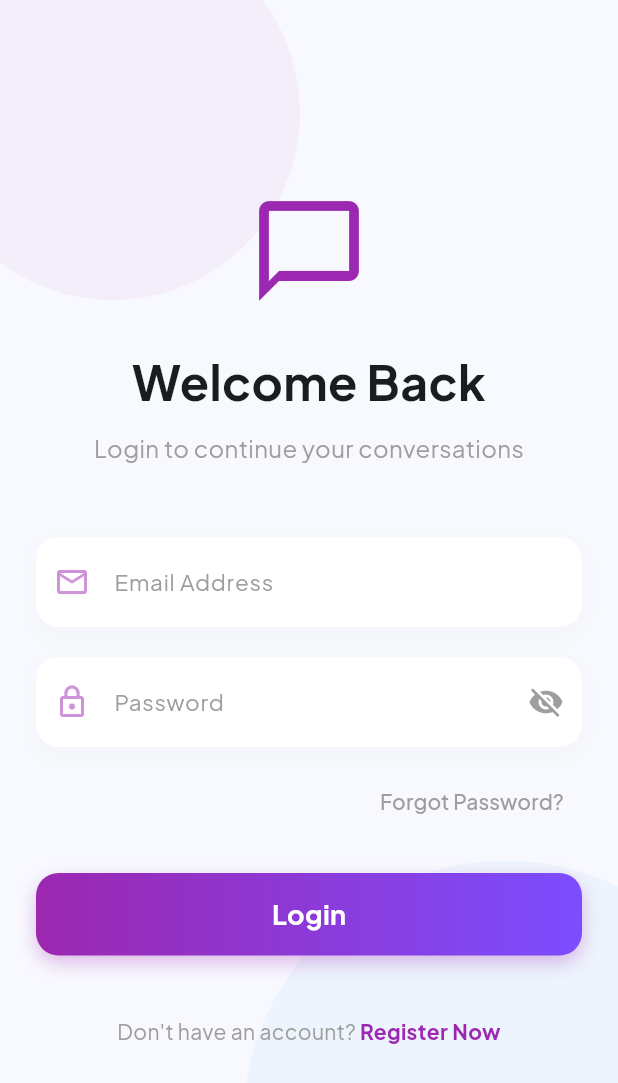
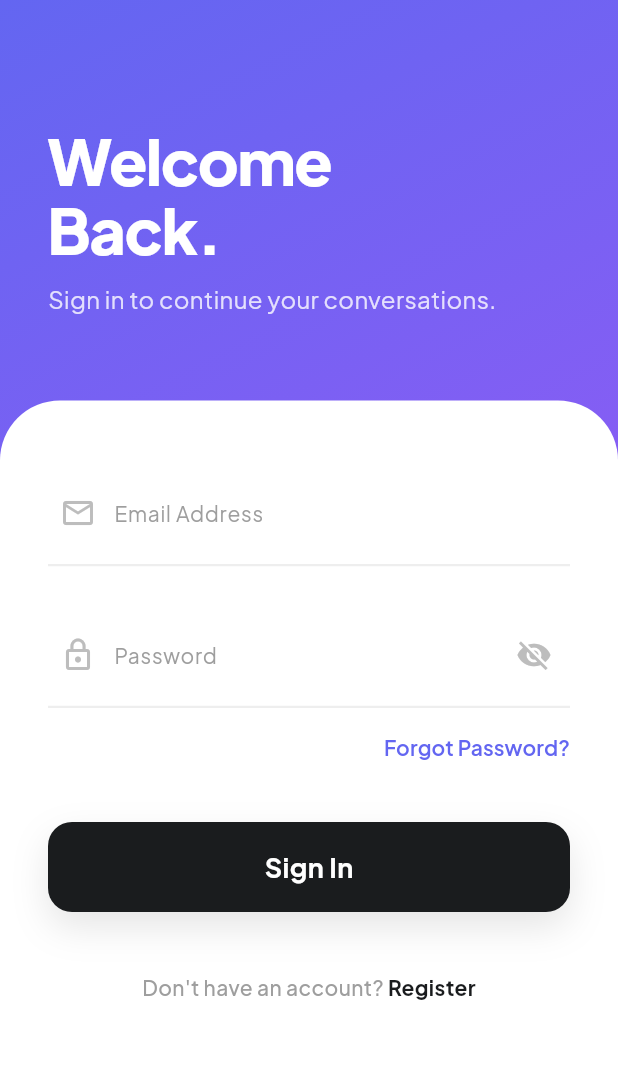
Before and after one commit to jithinc29/agora-firebase-riverpod-calling-system, a Flutter app: the screen it shows after launch, on a phone screen of 412 x 824 dp. Shown: the top 1083 px of the screen. Run offline on Flutter 3.47's test engine with Material 3 defaults, Android fonts, the light colour scheme and no system bars; our stand-ins replace cached_network_image, cloud_firestore, cloud_functions, firebase_auth, firebase_core, firebase_messaging and 10 more; missing offline and left inert: agora_rtc_engine, flutter_callkit_incoming, pro_image_editor, video_compress; accounts and stored records are empty; generated files the repository leaves out were written again.

```diff
--- a/lib/features/auth/screens/login_screen.dart
+++ b/lib/features/auth/screens/login_screen.dart
@@ -1,3 +1,4 @@
+import 'dart:ui';
 import 'package:flutter/material.dart';
 import 'package:flutter_riverpod/flutter_riverpod.dart';
 import '../controllers/auth_controller.dart';
@@ -54,74 +55,70 @@ class _LoginScreenState extends ConsumerState<LoginScreen> {
     });
 
     return Scaffold(
-      backgroundColor: const Color(0xFFF8F9FE),
-      body: Stack(
-        children: [
-          // Background accents
-          Positioned(
-            top: -50,
-            left: -50,
-            child: Container(
-              width: 250,
-              height: 250,
-              decoration: BoxDecoration(
-                color: Colors.purple.withOpacity(0.05),
-                shape: BoxShape.circle,
+      body: Container(
+        decoration: const BoxDecoration(
+          gradient: LinearGradient(
+            begin: Alignment.topLeft,
+            end: Alignment.bottomRight,
+            colors: [Color(0xFF6366F1), Color(0xFFA855F7)], // Indigo to Purple
           ),
         ),
-          ),
-          Positioned(
-            bottom: -100,
-            right: -100,
-            child: Container(
-              width: 350,
-              height: 350,
-              decoration: BoxDecoration(
-                color: Colors.blue.withOpacity(0.05),
-                shape: BoxShape.circle,
+        child: SafeArea(
+          bottom: false,
+          child: Column(
+            crossAxisAlignment: CrossAxisAlignment.start,
+            children: [
+              // Top Header Section
+              Padding(
+                padding: const EdgeInsets.symmetric(horizontal: 32.0, vertical: 40.0),
+                child: Column(
+                  crossAxisAlignment: CrossAxisAlignment.start,
+                  children: [
+                    const SizedBox(height: 12),
+                    const SizedBox(height: 32),
+                    const Text(
+                      'Welcome\nBack.',
+                      style: TextStyle(
+                        color: Colors.white,
+                        fontSize: 42,
+                        height: 1.1,
+                        letterSpacing: -1,
+                        fontWeight: FontWeight.w800,
                       ),
                     ),
-          ),
-          Center(
-            child: SingleChildScrollView(
-              padding: const EdgeInsets.all(24.0),
-              child: Column(
-                mainAxisAlignment: MainAxisAlignment.center,
-                crossAxisAlignment: CrossAxisAlignment.stretch,
-                children: [
-                  const Icon(
-                    Icons.chat_bubble_outline,
-                    size: 80,
-                    color: Colors.purple,
-                  ),
-                  const SizedBox(height: 24),
-                  const Text(
-                    'Welcome Back',
-                    textAlign: TextAlign.center,
+                    const SizedBox(height: 12),
+                    Text(
+                      'Sign in to continue your conversations.',
                       style: TextStyle(
-                      color: Color(0xFF1A1C1E),
-                      fontSize: 32,
-                      fontWeight: FontWeight.bold,
-                    ),
-                  ),
-                  const SizedBox(height: 10),
-                  const Text(
-                    'Login to continue your conversations',
-                    textAlign: TextAlign.center,
-                    style: TextStyle(
-                      color: Colors.grey,
+                        color: Colors.white.withOpacity(0.8),
                         fontSize: 16,
                       ),
                     ),
-                  const SizedBox(height: 48),
+                  ],
+                ),
+              ),
 
+              const SizedBox(height: 16),
+
+              // Bottom White Card Section
+              Expanded(
+                child: Container(
+                  width: double.infinity,
+                  decoration: const BoxDecoration(
+                    color: Colors.white,
+                    borderRadius: BorderRadius.vertical(top: Radius.circular(40)),
+                  ),
+                  child: SingleChildScrollView(
+                    padding: const EdgeInsets.fromLTRB(32, 40, 32, 40),
+                    child: Column(
+                      crossAxisAlignment: CrossAxisAlignment.stretch,
+                  children: [
                     _buildTextField(
                       controller: _emailController,
                       hintText: 'Email Address',
                       icon: Icons.email_outlined,
                     ),
-                  const SizedBox(height: 20),
-
+                    const SizedBox(height: 24),
                     _buildTextField(
                       controller: _passwordController,
                       hintText: 'Password',
@@ -134,43 +131,44 @@ class _LoginScreenState extends ConsumerState<LoginScreen> {
                         });
                       },
                     ),
-
-                  const SizedBox(height: 12),
+                    const SizedBox(height: 16),
                     Align(
                       alignment: Alignment.centerRight,
                       child: TextButton(
                         onPressed: () {}, // Future: Forgot Password
+                        style: TextButton.styleFrom(
+                          padding: EdgeInsets.zero,
+                          minimumSize: Size.zero,
+                          tapTargetSize: MaterialTapTargetSize.shrinkWrap,
+                        ),
                         child: const Text(
                           'Forgot Password?',
-                        style: TextStyle(color: Colors.grey),
+                          style: TextStyle(color: Color(0xFF6366F1), fontWeight: FontWeight.w600),
                         ),
                       ),
                     ),
-
-                  const SizedBox(height: 24),
+                    const SizedBox(height: 40),
 
                     GestureDetector(
                       onTap: authState.isLoading ? null : _login,
                       child: Container(
-                      height: 55,
+                        height: 60,
                         decoration: BoxDecoration(
-                        gradient: const LinearGradient(
-                          colors: [Colors.purple, Colors.deepPurpleAccent],
-                        ),
-                        borderRadius: BorderRadius.circular(15),
+                          color: const Color(0xFF1A1C1E),
+                          borderRadius: BorderRadius.circular(16),
                           boxShadow: [
                             BoxShadow(
-                            color: Colors.purple.withOpacity(0.3),
-                            blurRadius: 10,
-                            offset: const Offset(0, 5),
+                              color: Colors.black.withOpacity(0.1),
+                              blurRadius: 20,
+                              offset: const Offset(0, 10),
                             ),
                           ],
                         ),
                         child: Center(
                           child: authState.isLoading
-                            ? const CircularProgressIndicator(color: Colors.white)
+                              ? const SizedBox(height: 24, width: 24, child: CircularProgressIndicator(color: Colors.white, strokeWidth: 2))
                               : const Text(
-                                'Login',
+                                  'Sign In',
                                   style: TextStyle(
                                     color: Colors.white,
                                     fontSize: 18,
@@ -188,7 +186,7 @@ class _LoginScreenState extends ConsumerState<LoginScreen> {
                       children: [
                         const Text(
                           "Don't have an account? ",
-                        style: TextStyle(color: Colors.grey),
+                          style: TextStyle(color: Colors.grey, fontWeight: FontWeight.w500),
                         ),
                         GestureDetector(
                           onTap: () {
@@ -198,9 +196,9 @@ class _LoginScreenState extends ConsumerState<LoginScreen> {
                             );
                           },
                           child: const Text(
-                          'Register Now',
+                            'Register',
                             style: TextStyle(
-                            color: Colors.purple,
+                              color: Color(0xFF1A1C1E),
                               fontWeight: FontWeight.bold,
                             ),
                           ),
@@ -211,7 +209,10 @@ class _LoginScreenState extends ConsumerState<LoginScreen> {
                 ),
               ),
               ),
+              ),
             ],
+          ),
+        ),
       ),
     );
   }
@@ -224,41 +225,32 @@ class _LoginScreenState extends ConsumerState<LoginScreen> {
     bool isPasswordVisible = false,
     VoidCallback? onToggleVisibility,
   }) {
-    return Container(
-      decoration: BoxDecoration(
-        color: Colors.white,
-        borderRadius: BorderRadius.circular(15),
-        boxShadow: [
-          BoxShadow(
-            color: Colors.black.withOpacity(0.02),
-            blurRadius: 10,
-            offset: const Offset(0, 5),
-          ),
-        ],
-      ),
-      child: TextField(
+    return TextField(
       controller: controller,
       obscureText: isPassword && !isPasswordVisible,
-        style: const TextStyle(color: Color(0xFF1A1C1E)),
+      style: const TextStyle(color: Color(0xFF1A1C1E), fontSize: 16, fontWeight: FontWeight.w500),
       decoration: InputDecoration(
-          hintText: hintText,
-          hintStyle: const TextStyle(color: Colors.grey, fontSize: 15),
-          prefixIcon: Icon(icon, color: Colors.purple.shade200),
+        labelText: hintText,
+        labelStyle: const TextStyle(color: Colors.grey, fontSize: 14),
+        floatingLabelStyle: const TextStyle(color: Color(0xFF6366F1), fontWeight: FontWeight.bold),
+        prefixIcon: Icon(icon, color: Colors.grey.shade400),
+        prefixIconConstraints: const BoxConstraints(minWidth: 40),
         suffixIcon: isPassword
             ? IconButton(
                 icon: Icon(
                   isPasswordVisible ? Icons.visibility : Icons.visibility_off,
-                    color: Colors.grey,
+                  color: Colors.grey.shade400,
                 ),
                 onPressed: onToggleVisibility,
               )
             : null,
-          border: OutlineInputBorder(
-            borderRadius: BorderRadius.circular(15),
-            borderSide: BorderSide.none,
+        enabledBorder: UnderlineInputBorder(
+          borderSide: BorderSide(color: Colors.grey.shade200, width: 1.5),
         ),
-          contentPadding: const EdgeInsets.symmetric(horizontal: 20, vertical: 18),
+        focusedBorder: const UnderlineInputBorder(
+          borderSide: BorderSide(color: Color(0xFF6366F1), width: 2),
         ),
+        contentPadding: const EdgeInsets.symmetric(vertical: 16),
       ),
     );
   }
--- a/lib/features/home/presentation/widgets/custom_bottom_nav_bar.dart
+++ b/lib/features/home/presentation/widgets/custom_bottom_nav_bar.dart
@@ -92,6 +92,9 @@ class _CustomBottomNavBarState extends State<CustomBottomNavBar>
       alignment: Alignment.bottomCenter,
       clipBehavior: Clip.none,
       children: [
+        // Expand the Stack's bounds so the floating button is fully clickable
+        const SizedBox(height: 100, width: double.infinity),
+
         // 1. Blur and Dim Overlay when menu is open
         if (widget.isMenuOpen)
           Positioned.fill(
--- a/pubspec.yaml
+++ b/pubspec.yaml
@@ -62,6 +62,8 @@ dependencies:
   pro_image_editor: 12.1.0
   flutter_cache_manager: ^3.4.1
   visibility_detector: ^0.4.0+2
+  pro_video_editor: ^1.19.1
+  image_cropper: ^12.2.1
 
 dev_dependencies:
   flutter_test:
```
Also changed, not shown: lib/core/utils/time_utils.dart (added, +18 -0 lines), lib/features/auth/screens/registration_screen.dart (+84 -86 lines), lib/features/home/presentation/screens/home_screen.dart (+57 -18 lines), lib/features/home/presentation/screens/reel_upload_screen.dart (+8 -1 lines), lib/features/home/presentation/utils/video_compression_service.dart (+11 -0 lines), lib/features/home/presentation/widgets/feed_post_card.dart (+9 -6 lines), lib/features/profile/presentation/screens/profile_screen.dart (+5 -10 lines), lib/features/users/presentation/screens/user_profile_screen.dart (+5 -10 lines), pubspec.lock, 4 other files. Lines whose indentation alone changed are shown as unchanged.
